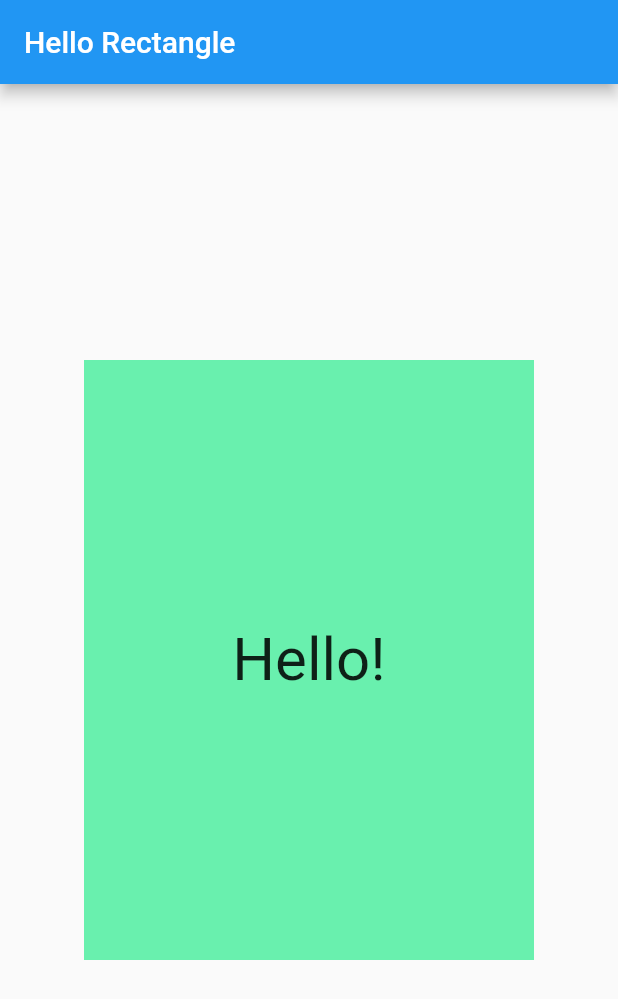
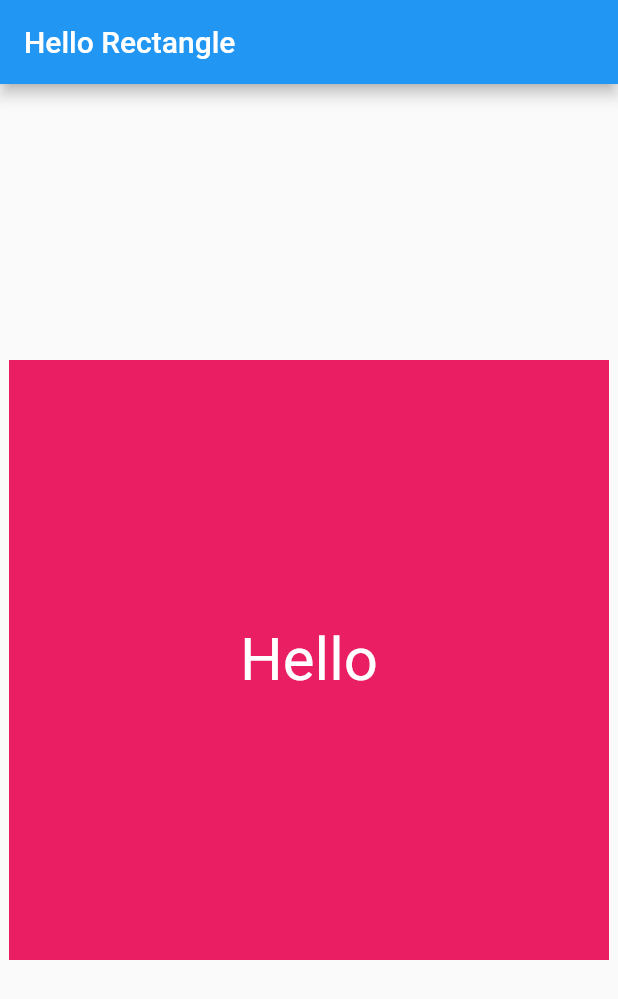
Before and after one commit to Chahatj/flutter-hello-rectangle, a Flutter app: the screen it shows after launch, on a phone screen of 412 x 824 dp. Shown: the top 999 px of the screen. Run offline on Flutter 3.47's test engine with Material 2 defaults, Android fonts, the phone set to English and light mode, and no system bars.

Commit message:
hello widget

```diff
--- a/lib/main.dart
+++ b/lib/main.dart
@@ -1,33 +1,21 @@
 import 'package:flutter/material.dart';
 
-void main() {
-  runApp(
-    MaterialApp(
-      debugShowCheckedModeBanner: false,
-      title: 'Hello Rectangle',
-      home: Scaffold(
-        appBar: AppBar(
-          title: Text('Hello Rectangle'),
-        ),
-        body: HelloRectangle(),
-      ),
-    ),
-  );
-}
+class HelloRectangle extends StatelessWidget {
 
-class HelloRectangle extends StatelessWidget {
   @override
   Widget build(BuildContext context) {
     return Center(
       child: Container(
-        color: Colors.greenAccent,
+        color: Colors.pink,
         height: 400.0,
-        width: 300.0,
+        width: 400.0,
         child: Center(
           child: Text(
-            'Hello!',
-            style: TextStyle(fontSize: 40.0),
-            textAlign: TextAlign.center,
+            'Hello',
+            style: TextStyle(
+              fontSize: 40.0,
+              color: Colors.white
+            ),
           ),
         ),
       ),
@@ -35,10 +23,16 @@ class HelloRectangle extends StatelessWidget {
   }
 }
 
-var container = Container(
-  color: Colors.purple,
-  width: 300,
-  height: 400,
-  margin: EdgeInsets.all(16.0),
-  child: Text('Hello!')
-);
+void main() {
+  runApp(
+    MaterialApp(
+      debugShowCheckedModeBanner: false,
+      home:Scaffold(
+        appBar: AppBar(
+          title: Text('Hello Rectangle'),
+        ),
+        body: HelloRectangle()
+      )
+    )
+  );
+}
```
Also changed, not shown: 1 other file.
